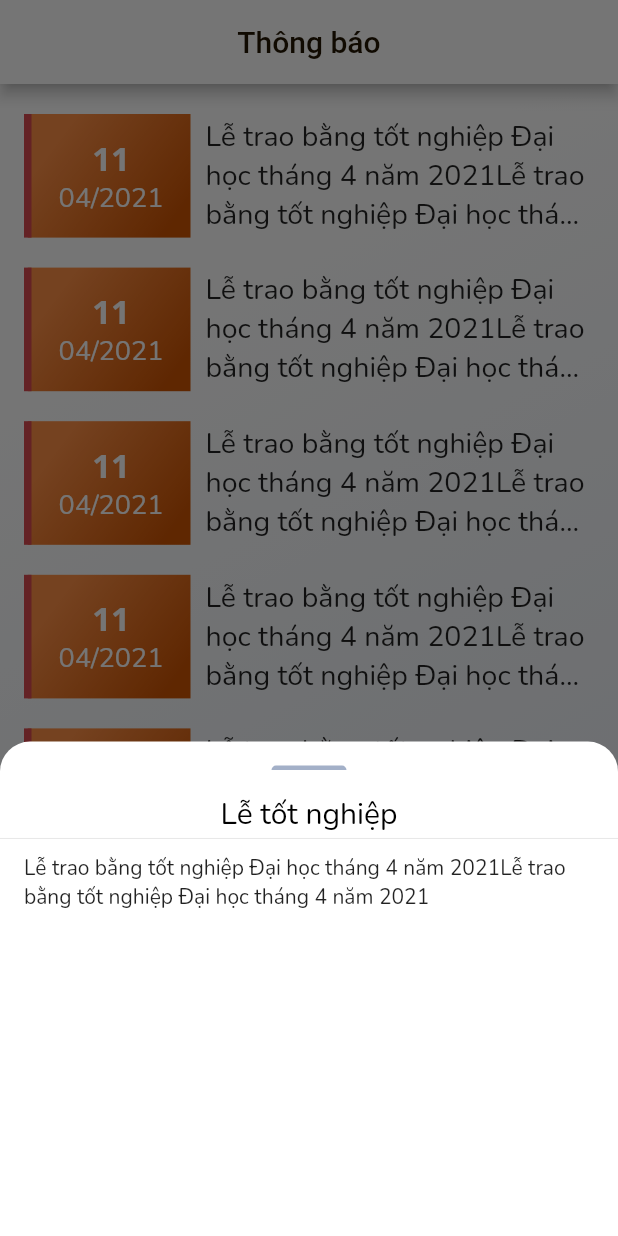
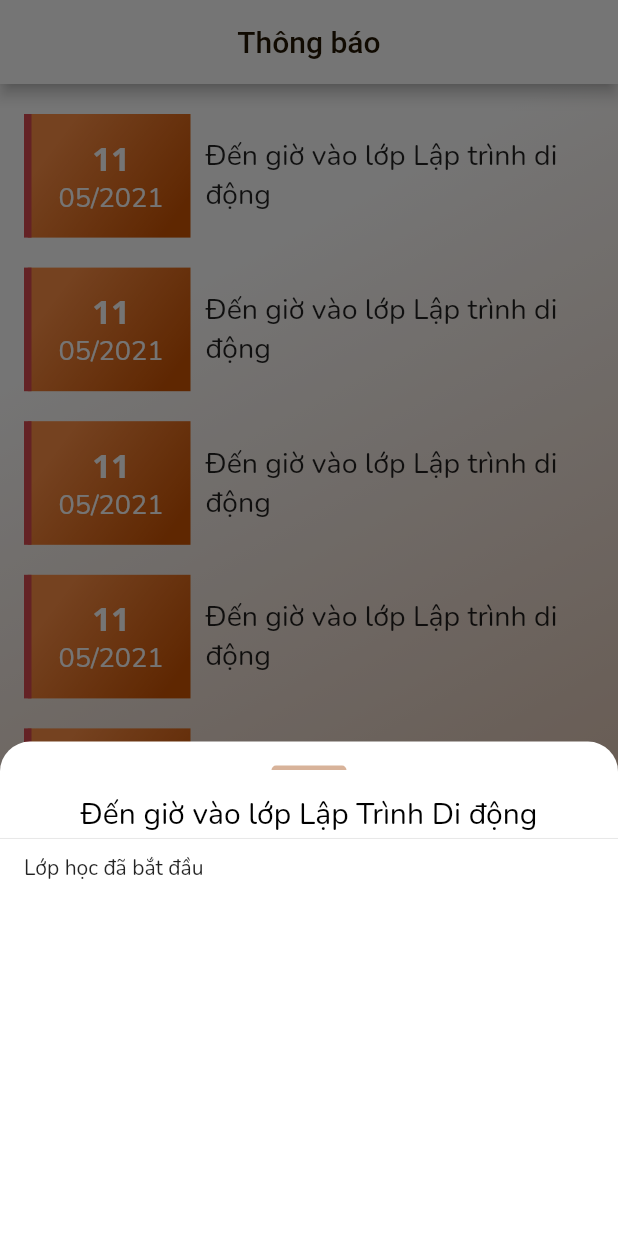
Before and after one commit to NenUTC2/UTC2_Student, a Flutter app: the NotifyPage screen opened directly, after a tap on "11", on a phone screen of 412 x 824 dp. Run offline on Flutter 3.47's test engine with Material 2 defaults, Android fonts, the phone set to English and light mode, and no system bars; our stand-ins replace bottom_navy_bar, bubble_tab_indicator, cached_network_image, dots_indicator, equatable, firebase_auth and 14 more; missing offline and left inert: flutter_barcode_scanner, geocoder; accounts and stored records are empty; network calls fail; statements that could not run were skipped; project files that could hold a hidden picture were left out.

Commit message:
lich hoc

```diff
--- a/lib/screens/notify_page.dart
+++ b/lib/screens/notify_page.dart
@@ -50,8 +50,11 @@ class _NotifyPageState extends State<NotifyPage> {
                         //     EdgeInsets.symmetric(horizontal: size.width * 0.03),
                         child: FlatButton(
                           onPressed: () {
-                            _showBottomSheet(context, size, 'Lễ tốt nghiệp',
-                                'Lễ trao bằng tốt nghiệp Đại học tháng 4 năm 2021Lễ trao bằng tốt nghiệp Đại học tháng 4 năm 2021');
+                            _showBottomSheet(
+                                context,
+                                size,
+                                'Đến giờ vào lớp Lập Trình Di động',
+                                'Lớp học đã bắt đầu');
                           },
                           splashColor: ColorApp.blue.withOpacity(.4),
                           highlightColor: ColorApp.lightGrey,
@@ -59,14 +62,14 @@ class _NotifyPageState extends State<NotifyPage> {
                             mainAxisAlignment: MainAxisAlignment.spaceBetween,
                             children: [
                               Flexible(
-                                  flex: 3, child: leading(size, '11-04-2021')),
+                                  flex: 3, child: leading(size, '11-05-2021')),
                               SizedBox(
                                 width: 10,
                               ),
                               Flexible(
                                 flex: 7,
-                                child: title(
-                                    'Lễ trao bằng tốt nghiệp Đại học tháng 4 năm 2021Lễ trao bằng tốt nghiệp Đại học tháng 4 năm 2021'),
+                                child:
+                                    title('Đến giờ vào lớp Lập trình di động'),
                               ),
                             ],
                           ),
--- a/lib/screens/profile_screen/attendance_screen.dart
+++ b/lib/screens/profile_screen/attendance_screen.dart
@@ -160,7 +160,7 @@ class _AttendanceScreenState extends State<AttendanceScreen> {
               CustomAvatarGlow(
                 glowColor: Colors.blue,
                 endRadius: 70.0,
-                duration: Duration(milliseconds: 1000),
+                duration: Duration(milliseconds: 2000),
                 repeat: true,
                 showTwoGlows: true,
                 repeatPauseDuration: Duration(milliseconds: 100),
--- a/lib/screens/schedule_page.dart
+++ b/lib/screens/schedule_page.dart
@@ -19,13 +19,13 @@ class _SchedulePageState extends State<SchedulePage> {
             backgroundColor: Colors.white,
             centerTitle: true,
             title: PreferredSize(
-                preferredSize: Size.fromHeight(kToolbarHeight),
+                preferredSize: Size(0, size.height * 0.12),
                 child: Container(
-                  margin: EdgeInsets.only(bottom: 10),
+                  margin: EdgeInsets.only(bottom: 10, top: 5),
                   width: size.width * 0.8,
                   height: size.height * 0.06,
                   decoration: BoxDecoration(
-                      borderRadius: BorderRadius.circular(30),
+                      borderRadius: BorderRadius.circular(20),
                       color: ColorApp.lightGrey),
                   child: TabBar(
                     physics: BouncingScrollPhysics(),
--- a/lib/utils/utils.dart
+++ b/lib/utils/utils.dart
@@ -4,8 +4,8 @@ class ColorApp {
   static const Color lightBlue = Color(0xFFFF9046);
   static const Color blue = Color(0xFFFE6804);
   static const Color mediumBlue = Color(0xFFCE5402);
-  static const Color grey = Color(0xffA3B0C8);
-  static const Color lightGrey = Color(0xffE7EDF4);
+  static const Color grey = Color(0xFFD8B39A);
+  static const Color lightGrey = Color(0xFFD8B39A);
   static const Color black = Color(0xFF221502);
   static const Color red = Color(0xffD94A50);
 }
```
Also changed, not shown: lib/screens/home_page.dart (+7 -7 lines), lib/widgets/drawer.dart (+10 -10 lines), lib/widgets/schedule_option.dart (+11 -7 lines).
